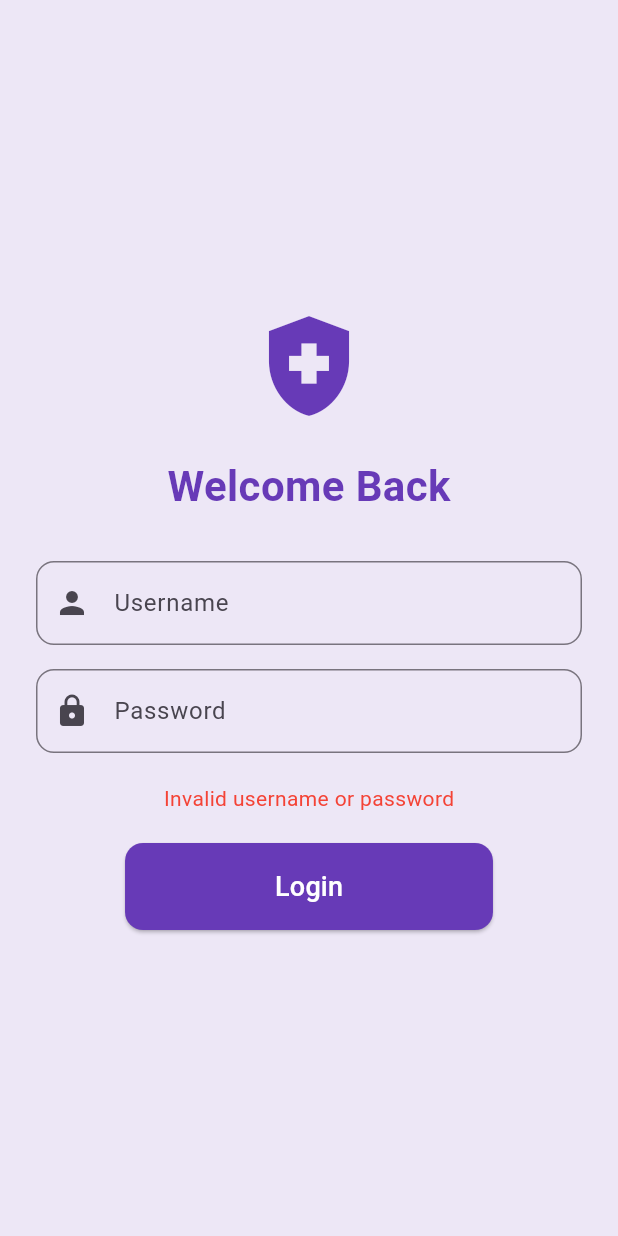
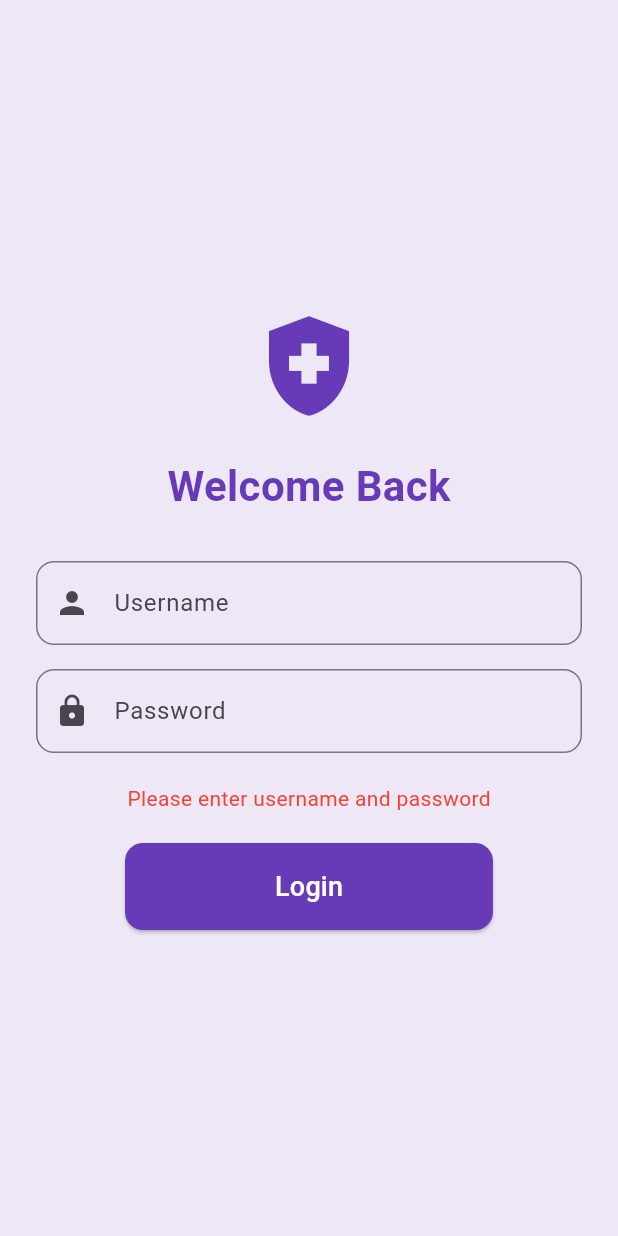
Before and after one commit to icaruskyle/finalprojectneurohelp, a Flutter app: the LoginScreen screen opened by its route, after a tap on "Login", on a phone screen of 412 x 824 dp. Run offline on Flutter 3.47's test engine with Material 3 defaults, Android fonts, the light colour scheme and no system bars; our stand-ins replace cloud_firestore, firebase_core, shared_preferences; accounts and stored records are empty.

Commit message:
10/10/2025 + working login and signup using firebase database

```diff
--- a/lib/main.dart
+++ b/lib/main.dart
@@ -2,6 +2,8 @@ import 'package:flutter/material.dart';
 import 'screens/welcome_screen.dart';
 import 'screens/login_screen.dart';
 import 'screens/signup_screen.dart';
+import 'package:firebase_core/firebase_core.dart';
+import 'package:flutter/material.dart';
 import 'firebase_options.dart';
 
 void main() async {
--- a/lib/screens/login_screen.dart
+++ b/lib/screens/login_screen.dart
@@ -1,4 +1,5 @@
 import 'package:flutter/material.dart';
+import 'package:cloud_firestore/cloud_firestore.dart';
 import 'dashboard_screen.dart';
 
 class LoginScreen extends StatefulWidget {
@@ -11,19 +12,52 @@ class _LoginScreenState extends State<LoginScreen> {
   final TextEditingController passwordController = TextEditingController();
 
   String? errorMessage;
+  bool _isLoading = false;
 
-  void _login() {
+  Future<void> _login() async {
     String username = usernameController.text.trim();
     String password = passwordController.text.trim();
 
-    if (username == "user" && password == "1234") {
-      Navigator.pushReplacement(
-        context,
-        MaterialPageRoute(builder: (_) => DashboardScreen(username: username)),
-      );
-    } else {
+    if (username.isEmpty || password.isEmpty) {
       setState(() {
-        errorMessage = "Invalid username or password";
+        errorMessage = "Please enter username and password";
+      });
+      return;
+    }
+
+    setState(() {
+      _isLoading = true;
+      errorMessage = null;
+    });
+
+    try {
+      // ✅ Query Firestore to check if username & password match
+      final QuerySnapshot result = await FirebaseFirestore.instance
+          .collection('users')
+          .where('username', isEqualTo: username)
+          .where('password', isEqualTo: password)
+          .limit(1)
+          .get();
+
+      if (result.docs.isNotEmpty) {
+        Navigator.pushReplacement(
+          context,
+          MaterialPageRoute(
+            builder: (_) => DashboardScreen(username: username),
+          ),
+        );
+      } else {
+        setState(() {
+          errorMessage = "Invalid username or password";
+        });
+      }
+    } catch (e) {
+      setState(() {
+        errorMessage = "Error logging in: $e";
+      });
+    } finally {
+      setState(() {
+        _isLoading = false;
       });
     }
   }
@@ -38,9 +72,9 @@ class _LoginScreenState extends State<LoginScreen> {
           child: Column(
             mainAxisAlignment: MainAxisAlignment.center,
             children: [
-              Icon(Icons.health_and_safety, size: 80, color: Colors.deepPurple),
-              SizedBox(height: 20),
-              Text(
+              const Icon(Icons.health_and_safety, size: 80, color: Colors.deepPurple),
+              const SizedBox(height: 20),
+              const Text(
                 "Welcome Back",
                 style: TextStyle(
                   fontSize: 28,
@@ -48,7 +82,7 @@ class _LoginScreenState extends State<LoginScreen> {
                   color: Colors.deepPurple,
                 ),
               ),
-              SizedBox(height: 30),
+              const SizedBox(height: 30),
 
               // Username field
               TextField(
@@ -58,10 +92,10 @@ class _LoginScreenState extends State<LoginScreen> {
                   border: OutlineInputBorder(
                     borderRadius: BorderRadius.circular(12),
                   ),
-                  prefixIcon: Icon(Icons.person),
+                  prefixIcon: const Icon(Icons.person),
                 ),
               ),
-              SizedBox(height: 16),
+              const SizedBox(height: 16),
 
               // Password field
               TextField(
@@ -72,29 +106,31 @@ class _LoginScreenState extends State<LoginScreen> {
                   border: OutlineInputBorder(
                     borderRadius: BorderRadius.circular(12),
                   ),
-                  prefixIcon: Icon(Icons.lock),
+                  prefixIcon: const Icon(Icons.lock),
                 ),
               ),
-              SizedBox(height: 20),
+              const SizedBox(height: 20),
 
               if (errorMessage != null)
                 Text(
                   errorMessage!,
-                  style: TextStyle(color: Colors.red),
+                  style: const TextStyle(color: Colors.red),
                 ),
 
-              SizedBox(height: 20),
+              const SizedBox(height: 20),
 
               ElevatedButton(
-                onPressed: _login,
+                onPressed: _isLoading ? null : _login,
                 style: ElevatedButton.styleFrom(
                   backgroundColor: Colors.deepPurple,
-                  padding: EdgeInsets.symmetric(horizontal: 100, vertical: 16),
+                  padding: const EdgeInsets.symmetric(horizontal: 100, vertical: 16),
                   shape: RoundedRectangleBorder(
                     borderRadius: BorderRadius.circular(12),
                   ),
                 ),
-                child: Text(
+                child: _isLoading
+                    ? const CircularProgressIndicator(color: Colors.white)
+                    : const Text(
                   "Login",
                   style: TextStyle(
                     fontSize: 18,
--- a/pubspec.yaml
+++ b/pubspec.yaml
@@ -13,8 +13,9 @@ dependencies:
   url_launcher: ^6.3.0
   shared_preferences: ^2.3.3
   cupertino_icons: ^1.0.8
-  cloud_firestore: ^5.4.0
-  firebase_auth: ^4.6.0
+  firebase_core: ^3.5.0
+  firebase_auth: ^5.3.0
+  cloud_firestore: ^5.4.4
 dev_dependencies:
   flutter_test:
     sdk: flutter
```
Also changed, not shown: lib/screens/signup_screen.dart (+95 -53 lines), pubspec.lock, 3 other files.
